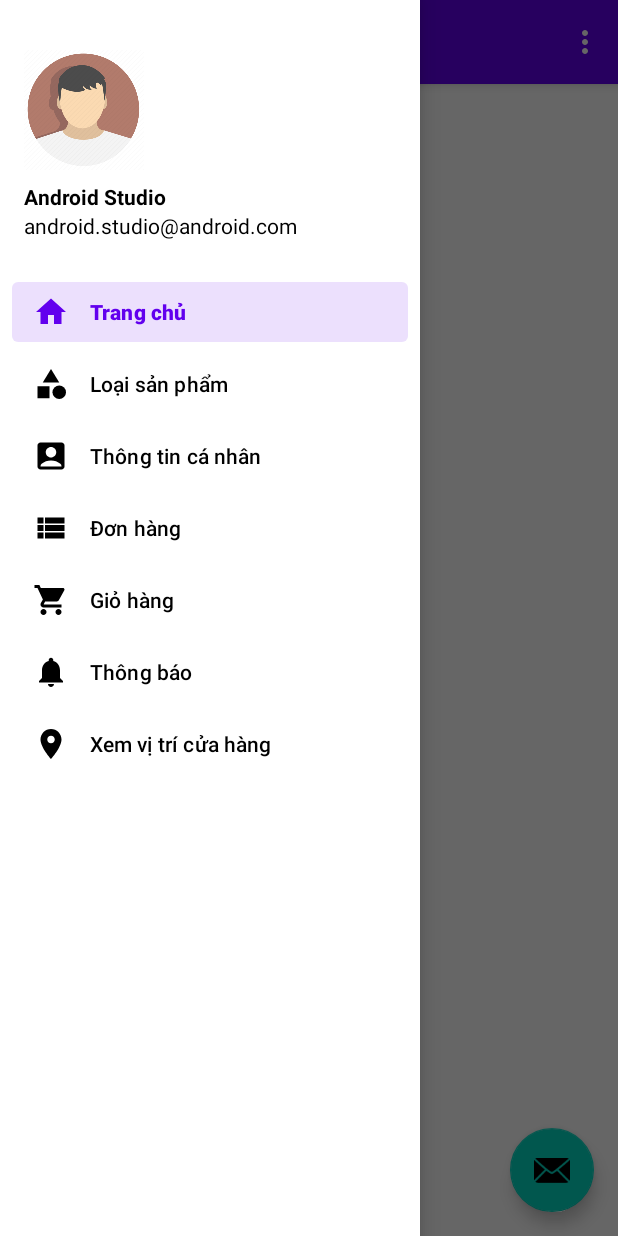
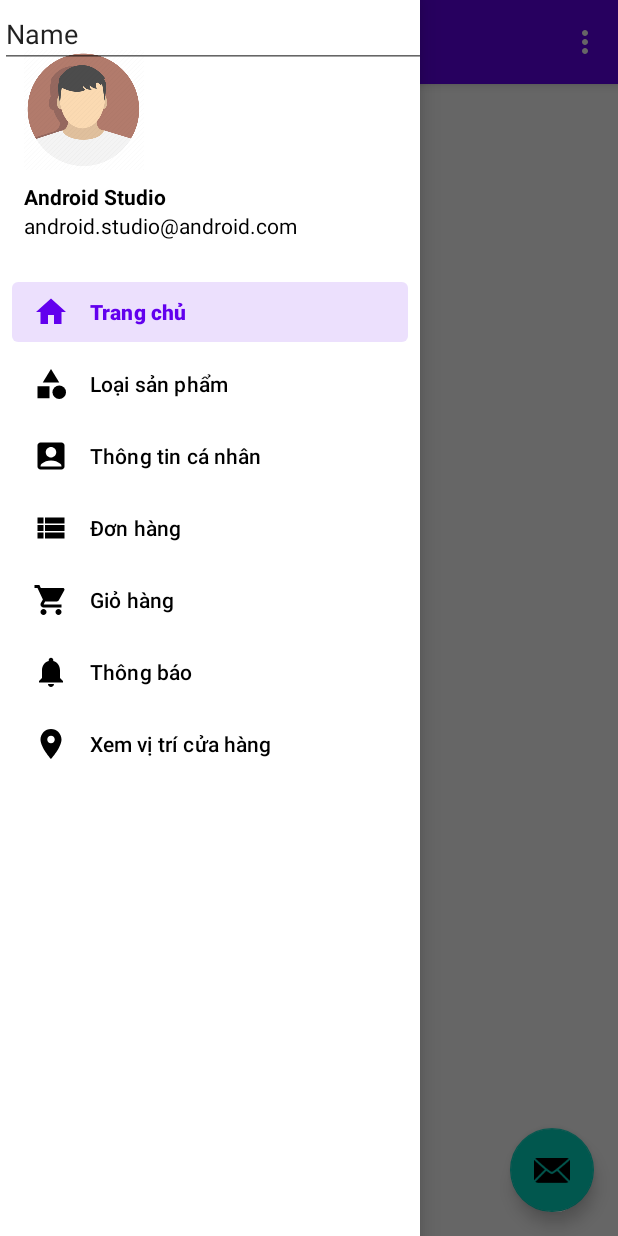
Before and after one commit to duyvox-dev/ShoesStore, an Android app: the screen it shows after launch once a user with an empty profile is signed in (MainActivity), with the side drawer open, on a phone screen of 412 x 824 dp. Run offline under Robolectric (Android 15) with nearby library versions, the phone set to English and light mode, and no system bars; our stand-ins replace Firebase (no records; nobody signed in at launch, a user with empty details on screens opened directly), navigation-ui; pictures from the network do not load; Roboto replaces fonts that are not available here; 2 statements that could not run were skipped.

Commit message:
notification

```diff
--- a/app/build.gradle
+++ b/app/build.gradle
@@ -44,6 +44,7 @@ dependencies {
     implementation 'com.google.firebase:firebase-auth:21.1.0'
     implementation 'com.google.firebase:firebase-database:20.1.0'
     implementation 'com.google.firebase:firebase-firestore:24.4.1'
+    implementation 'com.google.firebase:firebase-messaging:23.1.0'
     testImplementation 'junit:junit:4.13.2'
     androidTestImplementation 'androidx.test.ext:junit:1.1.5'
     androidTestImplementation 'androidx.test.espresso:espresso-core:3.5.1'
--- a/app/src/main/java/com/example/myshoesstore/MainActivity.java
+++ b/app/src/main/java/com/example/myshoesstore/MainActivity.java
@@ -1,12 +1,17 @@
 package com.example.myshoesstore;
 
+import android.annotation.SuppressLint;
 import android.os.Bundle;
 import android.view.View;
 import android.view.Menu;
+import android.widget.EditText;
 import android.widget.ImageView;
 import android.widget.TextView;
+import android.widget.Toast;
 
 import com.example.myshoesstore.models.User;
+import com.google.android.gms.tasks.OnCompleteListener;
+import com.google.android.gms.tasks.Task;
 import com.google.android.material.snackbar.Snackbar;
 import com.google.android.material.navigation.NavigationView;
 
@@ -24,6 +29,7 @@ import com.google.firebase.database.DataSnapshot;
 import com.google.firebase.database.DatabaseError;
 import com.google.firebase.database.FirebaseDatabase;
 import com.google.firebase.database.ValueEventListener;
+import com.google.firebase.messaging.FirebaseMessaging;
 
 public class MainActivity extends AppCompatActivity {
 
@@ -31,13 +37,39 @@ public class MainActivity extends AppCompatActivity {
     private ActivityMainBinding binding;
     FirebaseAuth auth;
     FirebaseDatabase database;
+    EditText etToken;
 
     @Override
     protected void onCreate(Bundle savedInstanceState) {
         super.onCreate(savedInstanceState);
 
+
+
         binding = ActivityMainBinding.inflate(getLayoutInflater());
         setContentView(binding.getRoot());
+
+        etToken = findViewById(R.id.etToken);
+
+        FirebaseMessaging.getInstance().getToken()
+                .addOnCompleteListener(new OnCompleteListener<String>() {
+                    @Override
+                    public void onComplete(@NonNull Task<String> task) {
+                        if (!task.isSuccessful()) {
+                            System.out.println("Fetching FCM registration token failed");
+                            return;
+                        }
+
+                        // Get new FCM registration token
+                        String token = task.getResult();
+
+                        // Log and toast
+                        System.out.println(token);
+                        Toast.makeText(MainActivity.this, "Your device registration token is" + token
+                                , Toast.LENGTH_SHORT).show();
+
+                        etToken.setText(token);
+                    }
+                });
 
         setSupportActionBar(binding.appBarMain.toolbar);
 
--- a/app/src/main/java/com/example/myshoesstore/ui/home/HomeFragment.java
+++ b/app/src/main/java/com/example/myshoesstore/ui/home/HomeFragment.java
@@ -16,6 +16,7 @@ import androidx.fragment.app.Fragment;
 import androidx.recyclerview.widget.LinearLayoutManager;
 import androidx.recyclerview.widget.RecyclerView;
 
+import com.example.myshoesstore.MainActivity;
 import com.example.myshoesstore.R;
 
 import com.example.myshoesstore.models.CategoryModel;
@@ -29,6 +30,7 @@ import com.google.firebase.firestore.DocumentSnapshot;
 import com.google.firebase.firestore.FirebaseFirestore;
 import com.google.firebase.firestore.QueryDocumentSnapshot;
 import com.google.firebase.firestore.QuerySnapshot;
+import com.google.firebase.messaging.FirebaseMessaging;
 
 import java.util.ArrayList;
 import java.util.List;
@@ -65,6 +67,10 @@ public class HomeFragment extends Fragment {
                              ViewGroup container, Bundle savedInstanceState) {
 
         View root = inflater.inflate(R.layout.fragment_home, container, false);
+
+
+
+
         db = FirebaseFirestore.getInstance();
 
         svHome = root.findViewById(R.id.scrollViewHome);
--- /dev/null
+++ b/app/src/main/res/drawable/ic_stat_notification.xml
@@ -0,0 +1,5 @@
+<vector android:height="24dp" android:tint="#000000"
+    android:viewportHeight="24" android:viewportWidth="24"
+    android:width="24dp" xmlns:android="http://schemas.android.com/apk/res/android">
+    <path android:fillColor="@android:color/white" android:pathData="M12,22c1.1,0 2,-0.9 2,-2h-4c0,1.1 0.89,2 2,2zM18,16v-5c0,-3.07 -1.64,-5.64 -4.5,-6.32L13.5,4c0,-0.83 -0.67,-1.5 -1.5,-1.5s-1.5,0.67 -1.5,1.5v0.68C7.63,5.36 6,7.92 6,11v5l-2,2v1h16v-1l-2,-2z"/>
+</vector>
--- a/app/src/main/res/layout/activity_main.xml
+++ b/app/src/main/res/layout/activity_main.xml
@@ -14,6 +14,8 @@
         android:layout_width="match_parent"
         android:layout_height="match_parent" />
 
+
+
     <com.google.android.material.navigation.NavigationView
         android:id="@+id/nav_view"
         android:layout_width="wrap_content"
@@ -21,5 +23,14 @@
         android:layout_gravity="start"
         android:fitsSystemWindows="true"
         app:headerLayout="@layout/nav_header_main"
-        app:menu="@menu/activity_main_drawer" />
+        app:menu="@menu/activity_main_drawer">
+        <EditText
+            android:id="@+id/etToken"
+            android:layout_width="292dp"
+            android:layout_height="wrap_content"
+            android:ems="10"
+            android:inputType="text"
+            android:text="Name" />
+    </com.google.android.material.navigation.NavigationView>
+
 </androidx.drawerlayout.widget.DrawerLayout>
```
Also changed, not shown: app/src/main/AndroidManifest.xml (+8 -1 lines), app/src/main/java/com/example/myshoesstore/MyFirebaseMessagingService.java (added, +80 -0 lines).
